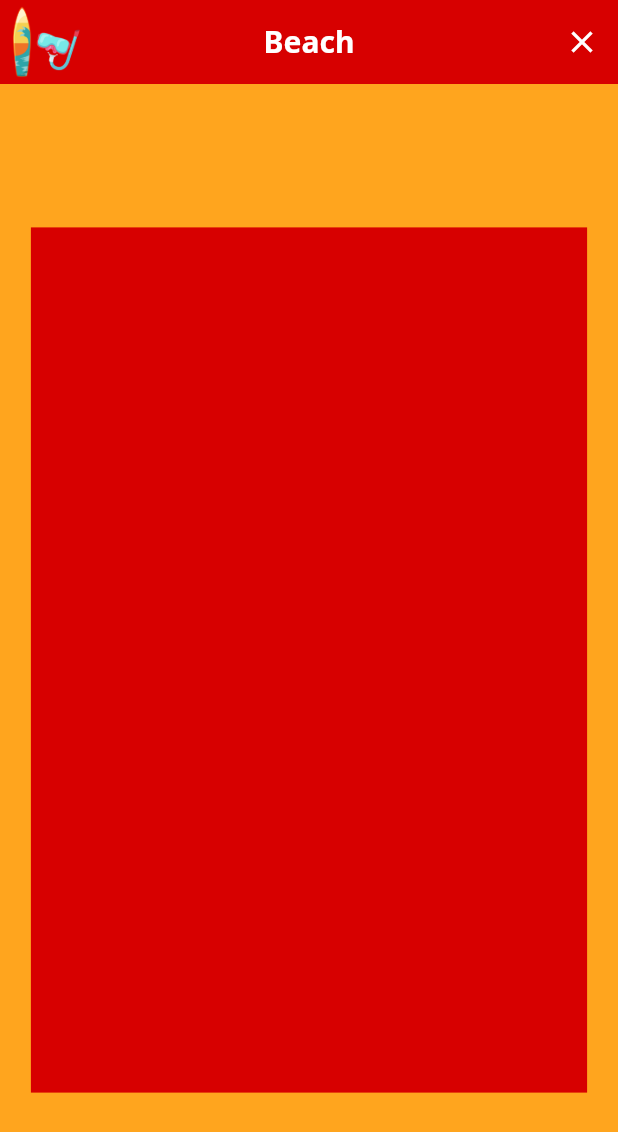
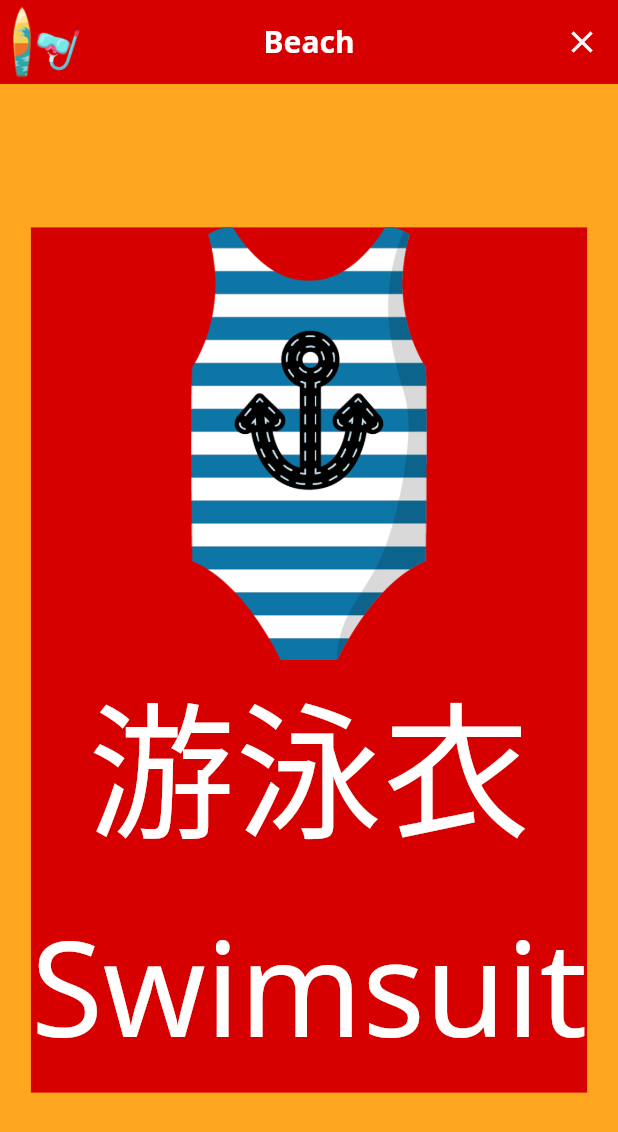
Before and after one commit to peterramsis/learn_app, a Flutter app: the screen it shows after launch, after a tap on "Beach", on a phone screen of 412 x 824 dp. Shown: the top 1132 px of the screen. Run offline on Flutter 3.47's test engine with Material 2 defaults, Android fonts, the phone set to English and light mode, and no system bars; our stand-ins replace google_fonts.

Commit message:
change in ui card

```diff
--- a/lib/components/flash_card_page/card_one.dart
+++ b/lib/components/flash_card_page/card_one.dart
@@ -44,6 +44,32 @@ class _CardOneState extends State<CardOne> {
                 decoration: BoxDecoration(
                     color: Theme.of(context).primaryColor
                 ),
+                child: Column(
+                  children: [
+                    Expanded( flex: 4,child: Image.asset("assets/images/${notifier.word.english}.png")),
+                    Expanded(
+                      flex: 2,
+                      child: SizedBox(
+                        width: double.infinity,
+                        height: double.infinity,
+                        child: FittedBox(
+                          child: Text(notifier.word.character),
+                        ),
+                      ),
+                    ),
+                    Expanded(
+                      flex: 2,
+                      child: SizedBox(
+                        width: double.infinity,
+                        height: double.infinity,
+                        child: FittedBox(
+                          child: Text(notifier.word.english),
+                        ),
+                      ),
+                    ),
+
+                  ],
+                ),
               ),
             ),
           ),
--- a/lib/components/flash_card_page/card_two.dart
+++ b/lib/components/flash_card_page/card_two.dart
@@ -24,12 +24,14 @@ class _CardTwoState extends State<CardTwo> {
               notifier.runSwipeCardTwo(direction: SlideDirection.leftAway);
               notifier.runSlideCardOne();
               notifier.setTouches(ignore: true);
+              notifier.generateCurrentWords();
           }
 
           if(details.primaryVelocity! < -100){
             notifier.runSwipeCardTwo(direction: SlideDirection.rightAway);
             notifier.runSlideCardOne();
             notifier.setTouches(ignore: true);
+            notifier.generateCurrentWords();
           }
 
 
@@ -56,6 +58,7 @@ class _CardTwoState extends State<CardTwo> {
                 decoration: BoxDecoration(
                     color: Theme.of(context).primaryColor
                 ),
+                child: Text(notifier.wordTwo.character),
               ),
             ),
           ),
--- a/lib/notifiers/FlashcardNotifier.dart
+++ b/lib/notifiers/FlashcardNotifier.dart
@@ -1,8 +1,16 @@
+import 'dart:math';
+
 import 'package:flutter/cupertino.dart';
+import 'package:learn/config/contstants.dart';
+import 'package:learn/data/words.dart';
 import 'package:learn/enum/slide_direction.dart';
+import 'package:learn/models/word.dart';
 
 class FlashcardsNotifier extends ChangeNotifier{
   String topic = "";
+
+  Word word = Word(topic: "", english: "", character: "", pinyin: "");
+  Word wordTwo = Word(topic: "", english: "", character: "", pinyin: "");
   bool flipCard1 = false;
   bool flipCard2 = false;
   bool slideCareOne = false;
@@ -14,6 +22,31 @@ class FlashcardsNotifier extends ChangeNotifier{
       resetFlipCard1 = false,
       resetFlipCard2 = false,
       resetSwipeCardTwo = false;
+
+  List<Word> selectedWords= [];
+
+
+  generateAllSelectedWords(){
+    selectedWords.clear();
+    selectedWords = words.where( (element) => element.topic == topic).toList();
+
+  }
+
+  generateCurrentWords(){
+   if(selectedWords.isNotEmpty){
+     final numbers =  Random().nextInt(selectedWords.length);
+     word = selectedWords[numbers];
+     selectedWords.removeAt(numbers);
+   }else{
+     print("all selected word empty");
+   }
+
+   Future.delayed(Duration(microseconds: kSlideAwayDuration) , (){
+       wordTwo = word;
+   });
+  }
+
+  //animation card
 
   setTopic({required String topic}){
     this.topic = topic;
--- a/lib/pages/flash_card_page.dart
+++ b/lib/pages/flash_card_page.dart
@@ -24,6 +24,8 @@ class _FlashcardsPageState extends State<FlashcardsPage> {
       final flashcardsNotifier =
       Provider.of<FlashcardsNotifier>(context, listen: false);
       flashcardsNotifier.runSlideCardOne();
+      flashcardsNotifier.generateAllSelectedWords();
+      flashcardsNotifier.generateCurrentWords();
     });
     super.initState();
   }
```
